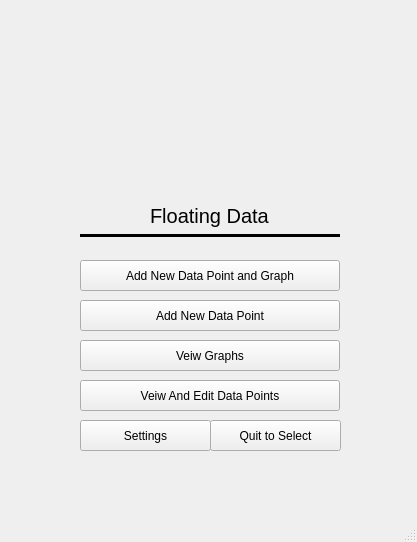
lulamae12/IAProject, file IaFloatMain.ui: the form before one commit.
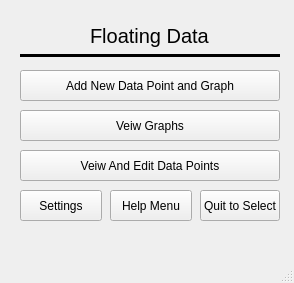
The form after the commit.

Commit message: commit before ui overhaul test

Diff of the .ui file:
```diff
--- a/IaFloatMain.ui
+++ b/IaFloatMain.ui
@@ -6,8 +6,8 @@
    <rect>
     <x>0</x>
     <y>0</y>
-    <width>417</width>
-    <height>542</height>
+    <width>294</width>
+    <height>283</height>
    </rect>
   </property>
   <property name="windowTitle">
@@ -17,8 +17,8 @@
    <widget class="QPushButton" name="veiwGraphButton">
     <property name="geometry">
      <rect>
-      <x>80</x>
-      <y>340</y>
+      <x>20</x>
+      <y>110</y>
       <width>260</width>
       <height>31</height>
      </rect>
@@ -27,25 +27,12 @@
      <string>Veiw Graphs</string>
     </property>
    </widget>
-   <widget class="QPushButton" name="addDataPointButton">
-    <property name="geometry">
-     <rect>
-      <x>80</x>
-      <y>300</y>
-      <width>260</width>
-      <height>31</height>
-     </rect>
-    </property>
-    <property name="text">
-     <string>Add New Data Point</string>
-    </property>
-   </widget>
    <widget class="QPushButton" name="settingsButton">
     <property name="geometry">
      <rect>
-      <x>80</x>
-      <y>420</y>
-      <width>131</width>
+      <x>20</x>
+      <y>190</y>
+      <width>82</width>
       <height>31</height>
      </rect>
     </property>
@@ -56,9 +43,9 @@
    <widget class="QPushButton" name="quitToSelectButton">
     <property name="geometry">
      <rect>
-      <x>210</x>
-      <y>420</y>
-      <width>131</width>
+      <x>200</x>
+      <y>190</y>
+      <width>80</width>
       <height>31</height>
      </rect>
     </property>
@@ -69,8 +56,8 @@
    <widget class="QPushButton" name="editDataPointButton">
     <property name="geometry">
      <rect>
-      <x>80</x>
-      <y>380</y>
+      <x>20</x>
+      <y>150</y>
       <width>260</width>
       <height>31</height>
      </rect>
@@ -82,8 +69,8 @@
    <widget class="QPushButton" name="addNewDPandGraphButton">
     <property name="geometry">
      <rect>
-      <x>80</x>
-      <y>260</y>
+      <x>20</x>
+      <y>70</y>
       <width>260</width>
       <height>31</height>
      </rect>
@@ -95,8 +82,8 @@
    <widget class="Line" name="line">
     <property name="geometry">
      <rect>
-      <x>80</x>
-      <y>220</y>
+      <x>20</x>
+      <y>40</y>
       <width>260</width>
       <height>31</height>
      </rect>
@@ -123,8 +110,8 @@
    <widget class="QLabel" name="label">
     <property name="geometry">
      <rect>
-      <x>150</x>
-      <y>200</y>
+      <x>90</x>
+      <y>20</y>
       <width>121</width>
       <height>31</height>
      </rect>
@@ -138,6 +125,19 @@
      <string>Floating Data</string>
     </property>
    </widget>
+   <widget class="QPushButton" name="helpMenuButton">
+    <property name="geometry">
+     <rect>
+      <x>110</x>
+      <y>190</y>
+      <width>82</width>
+      <height>31</height>
+     </rect>
+    </property>
+    <property name="text">
+     <string>Help Menu</string>
+    </property>
+   </widget>
   </widget>
   <widget class="QMenuBar" name="menubar">
    <property name="geometry">
```
Left out of the diff: 2 changed lines with no effect on the pictures. The commit also changes 7 other files.
